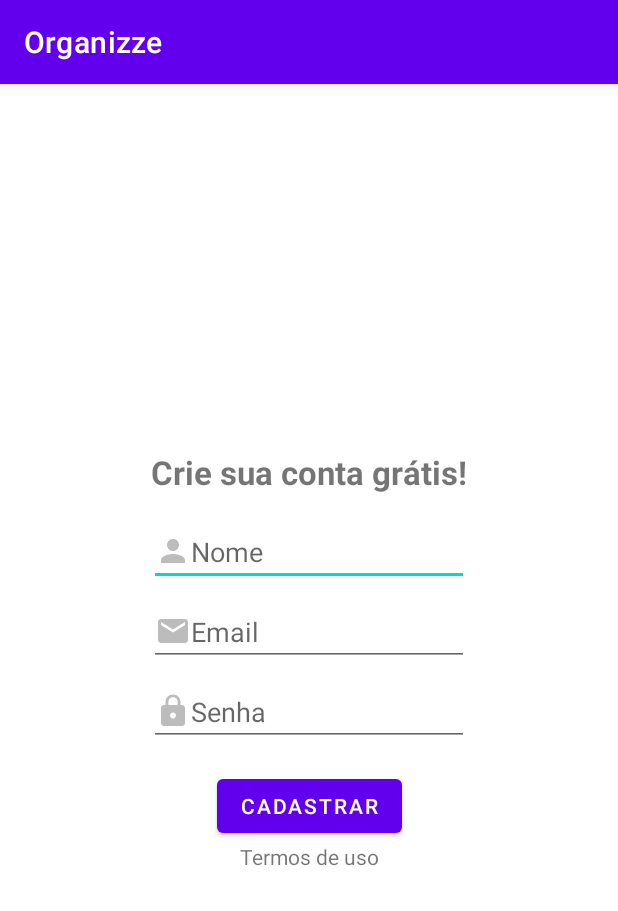
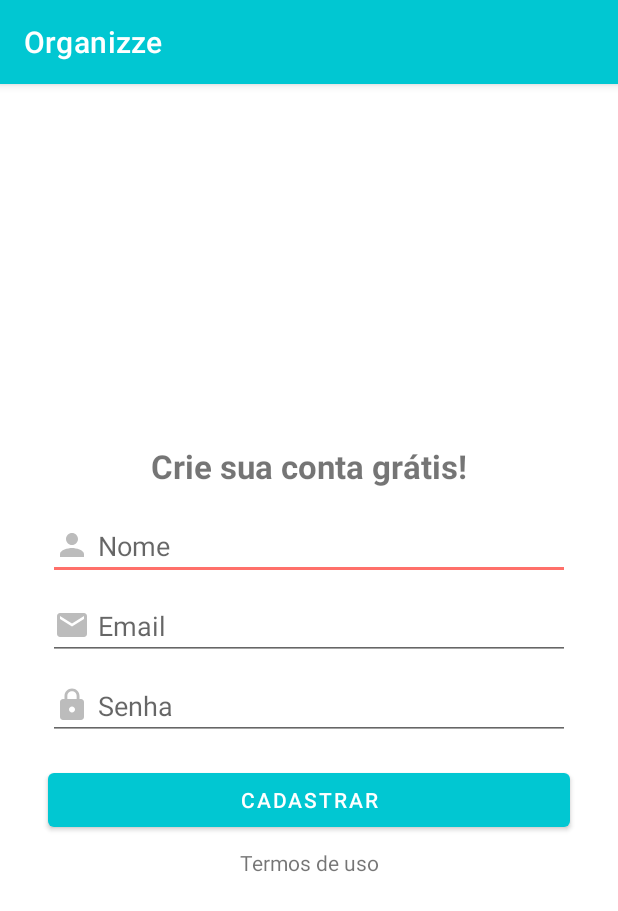
Before and after one commit to DeniseLeandroDeCastro/organizze, an Android app: the CadastroActivity screen opened directly, with no data from a screen before it, on a phone screen of 412 x 824 dp. Shown: the top 911 px of the screen. Run offline under Robolectric (Android 15) with nearby library versions, the phone set to English and light mode, and no system bars.

Commit message:
Alterando as cores do tema

```diff
--- a/app/src/main/res/layout/activity_cadastro.xml
+++ b/app/src/main/res/layout/activity_cadastro.xml
@@ -25,12 +25,13 @@
 
     <EditText
         android:id="@+id/editText"
-        android:layout_width="wrap_content"
+        android:layout_width="match_parent"
         android:layout_height="wrap_content"
-        android:layout_marginStart="8dp"
-        android:layout_marginEnd="8dp"
+        android:layout_marginStart="32dp"
+        android:layout_marginEnd="32dp"
         android:layout_marginBottom="8dp"
         android:drawableLeft="@drawable/ic_person"
+        android:drawablePadding="5dp"
         android:ems="10"
         android:hint="Nome"
         android:inputType="textPersonName"
@@ -42,12 +43,13 @@
 
     <EditText
         android:id="@+id/editText2"
-        android:layout_width="wrap_content"
+        android:layout_width="match_parent"
         android:layout_height="wrap_content"
-        android:layout_marginStart="8dp"
-        android:layout_marginEnd="8dp"
+        android:layout_marginStart="32dp"
+        android:layout_marginEnd="32dp"
         android:layout_marginBottom="8dp"
         android:drawableLeft="@drawable/ic_email"
+        android:drawablePadding="5dp"
         android:ems="10"
         android:hint="Email"
         android:inputType="textEmailAddress"
@@ -59,11 +61,12 @@
 
     <EditText
         android:id="@+id/editText3"
-        android:layout_width="wrap_content"
+        android:layout_width="match_parent"
         android:layout_height="wrap_content"
-        android:layout_marginStart="8dp"
-        android:layout_marginEnd="8dp"
+        android:layout_marginStart="32dp"
+        android:layout_marginEnd="32dp"
         android:drawableLeft="@drawable/ic_cadeado"
+        android:drawablePadding="5dp"
         android:ems="10"
         android:hint="Senha"
         android:inputType="textPassword"
@@ -75,10 +78,10 @@
 
     <Button
         android:id="@+id/button3"
-        android:layout_width="wrap_content"
+        android:layout_width="match_parent"
         android:layout_height="wrap_content"
-        android:layout_marginEnd="8dp"
-        android:layout_marginStart="8dp"
+        android:layout_marginEnd="32dp"
+        android:layout_marginStart="32dp"
         android:layout_marginTop="16dp"
         android:text="Cadastrar"
         app:layout_constraintBottom_toTopOf="@+id/textView7"
@@ -92,6 +95,7 @@
         android:layout_height="wrap_content"
         android:layout_marginEnd="8dp"
         android:layout_marginStart="8dp"
+        android:layout_marginTop="8dp"
         android:text="Termos de uso"
         app:layout_constraintBottom_toBottomOf="parent"
         app:layout_constraintEnd_toEndOf="parent"
--- a/app/src/main/res/layout/intro_cadastro.xml
+++ b/app/src/main/res/layout/intro_cadastro.xml
@@ -35,8 +35,10 @@
 
     <Button
         android:id="@+id/bt_cadastrar"
-        android:layout_width="wrap_content"
+        android:layout_width="match_parent"
         android:layout_height="wrap_content"
+        android:layout_marginStart="32dp"
+        android:layout_marginEnd="32dp"
         android:onClick="btCadastrar"
         android:text="@string/bt_cadastrar"
         app:layout_constraintBottom_toBottomOf="parent"
--- a/app/src/main/res/values/colors.xml
+++ b/app/src/main/res/values/colors.xml
@@ -7,4 +7,7 @@
     <color name="teal_700">#FF018786</color>
     <color name="black">#FF000000</color>
     <color name="white">#FFFFFFFF</color>
+    <color name="colorPrimary">#01C7D2</color>
+    <color name="colorPrimaryDark">#00b2bc</color>
+    <color name="colorAccent">#ff706a</color>
 </resources>
--- a/app/src/main/res/values/themes.xml
+++ b/app/src/main/res/values/themes.xml
@@ -2,12 +2,12 @@
     <!-- Base application theme. -->
     <style name="Theme.Organizze" parent="Theme.MaterialComponents.DayNight.DarkActionBar">
         <!-- Primary brand color. -->
-        <item name="colorPrimary">@color/purple_500</item>
-        <item name="colorPrimaryVariant">@color/purple_700</item>
+        <item name="colorPrimary">@color/colorPrimary</item>
+        <item name="colorPrimaryVariant">@color/colorPrimaryDark</item>
         <item name="colorOnPrimary">@color/white</item>
         <!-- Secondary brand color. -->
-        <item name="colorSecondary">@color/teal_200</item>
-        <item name="colorSecondaryVariant">@color/teal_700</item>
+        <item name="colorSecondary">@color/colorAccent</item>
+        <item name="colorSecondaryVariant">@color/colorPrimaryDark</item>
         <item name="colorOnSecondary">@color/black</item>
         <!-- Status bar color. -->
         <item name="android:statusBarColor" tools:targetApi="l">?attr/colorPrimaryVariant</item>
```
Also changed, not shown: app/src/main/res/layout/activity_login.xml (+11 -9 lines).
